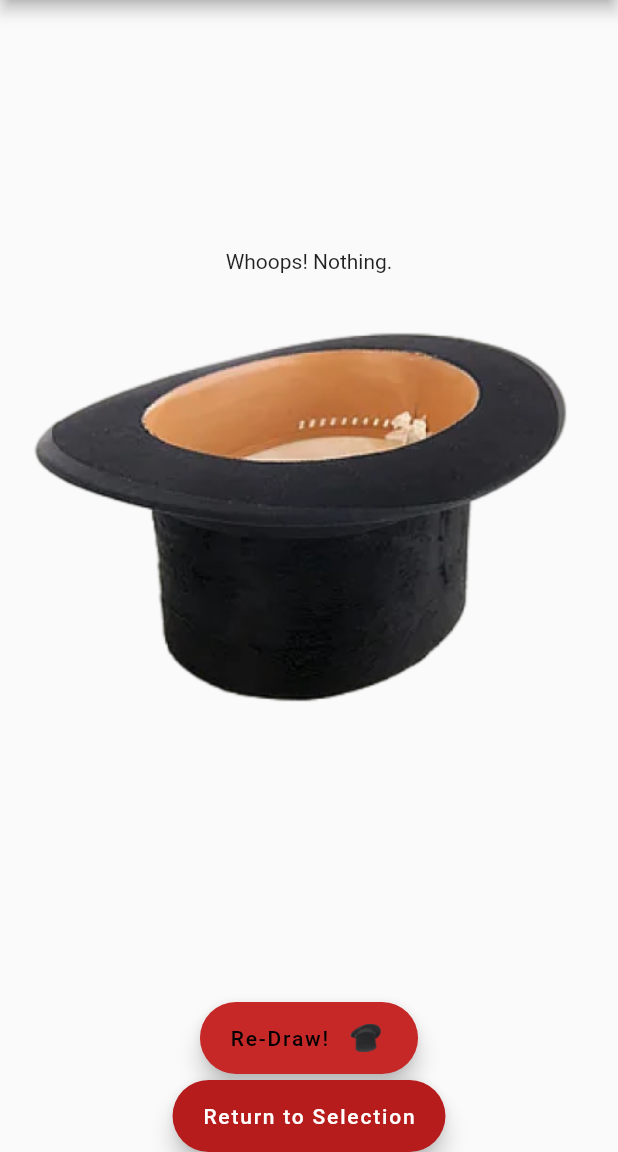
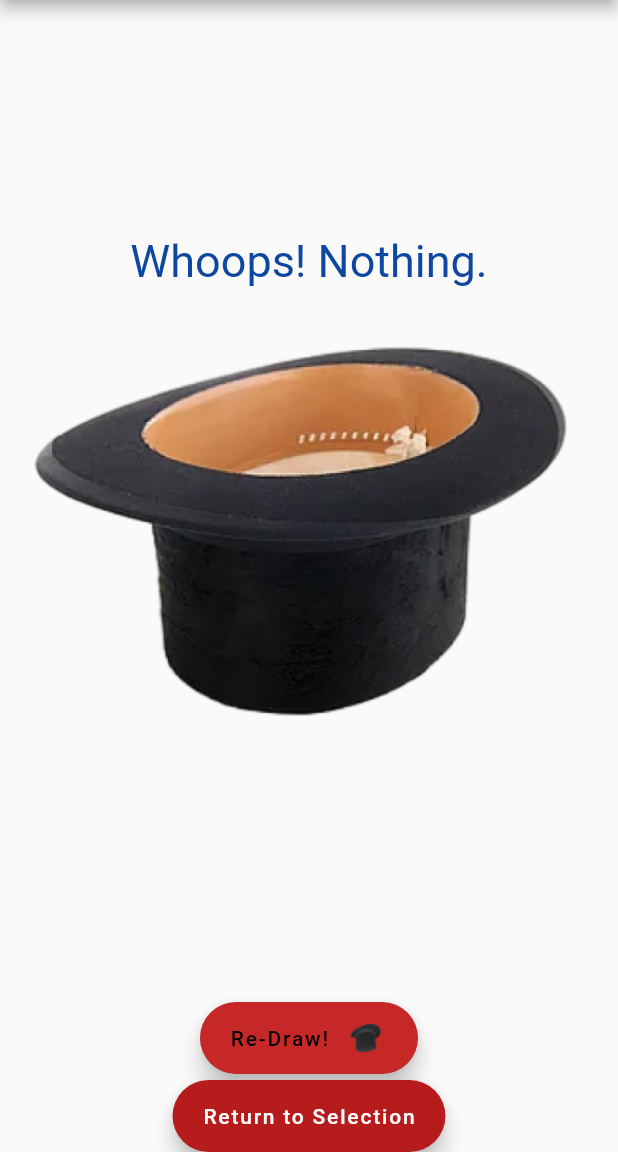
Before and after one commit to BrtWilson/hat_draw, a Flutter app: the screen it shows after launch, after a tap on "Repeat last Draw", on a phone screen of 412 x 824 dp, the part 84-1236 px from its top. Run offline on Flutter 3.47's test engine with Material 2 defaults, Android fonts, the light colour scheme and no system bars.

Commit message:
Corrected item editing effect on current selection (applies) (app working)

```diff
--- a/lib/hdw_classes/tiles/deprecated/category_tile.dart
+++ b/lib/hdw_classes/tiles/deprecated/category_tile.dart
@@ -66,7 +66,7 @@ class _CategoryTileState extends State<CategoryTile> {
                             child: Container(
                               alignment: Alignment.centerLeft,
                               width: 270 - ((widget._isChild) ? 30 : 0),
-                              // todo: see if adding height: 20, helps with pressing
+                              // to-do: see if adding height: 20, helps with pressing
                               child:
                               Text(
                                   " ${widget._name} ",
@@ -95,7 +95,7 @@ class _CategoryTileState extends State<CategoryTile> {
                                         size: 25.0,
                                       ),
                                       onTap: () {
-                                        // todo: add edit capability later
+                                        // to-do: add edit capability later
                                         // consider adding a delete option while editing **
                                       }
                                   ),
--- a/lib/hdw_classes/tiles/deprecated/current_selection_tile.dart
+++ b/lib/hdw_classes/tiles/deprecated/current_selection_tile.dart
@@ -18,7 +18,7 @@ class CurrentSelectionTile extends StatelessWidget {
                   child: Container(
                     alignment: Alignment.centerLeft,
                     width: 270,
-                    // todo: see if adding height: 20, helps with pressing
+                    // to-do: see if adding height: 20, helps with pressing
                     child:
                     Text(
                         name_,
--- a/lib/pages/draw_page.dart
+++ b/lib/pages/draw_page.dart
@@ -27,7 +27,13 @@ class DrawPage extends StatelessWidget {
         body: Column(
           children: [
             const Spacer(),
-            Text(selection),
+            Text(
+              selection,
+              style: TextStyle (
+                fontSize: 30.0,
+                color: Colors.blue[900]
+              ),
+            ),
             const Image(
               image: AssetImage('assets/hat_draw_large.png'),
               height: 320,
```
Also changed, not shown: lib/hdw_state.dart (+7 -0 lines).
